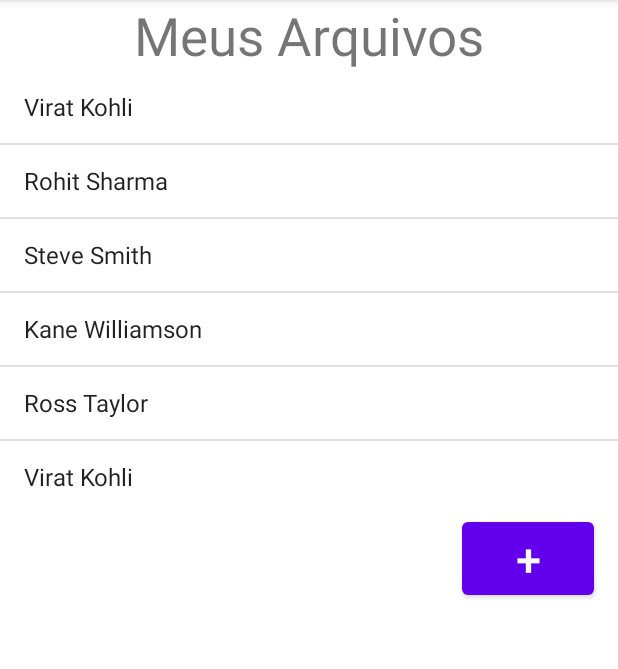
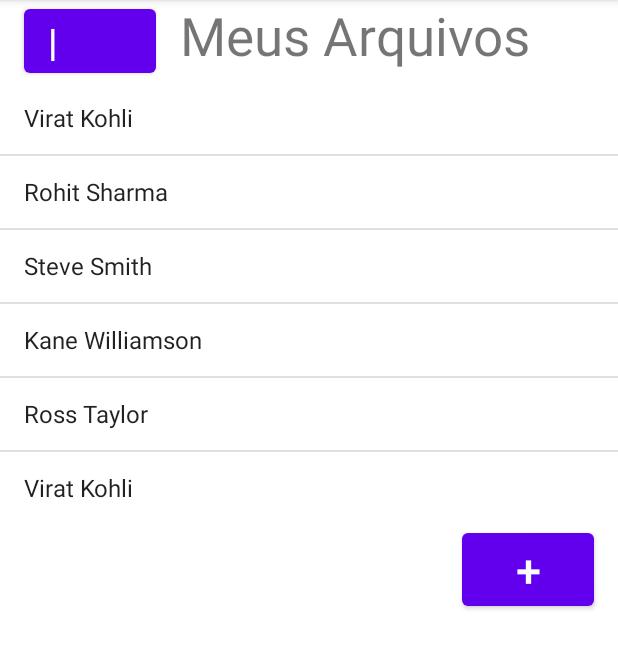
Before and after one commit to kaory-china/headOverCloud, an Android app: the ItemsList screen opened directly, with no data from a screen before it, on a phone screen of 412 x 824 dp, the part 84-753 px from its top. Run offline under Robolectric (Android 15) with nearby library versions, the phone set to English and light mode, and no system bars.

Commit message:
adiciona tela de func de selecionar arquivo para upload

```diff
--- a/app/src/main/java/com/biologic/myapplication/ItemsList.kt
+++ b/app/src/main/java/com/biologic/myapplication/ItemsList.kt
@@ -1,8 +1,11 @@
 package com.biologic.myapplication
 
+import android.content.Intent
 import android.os.Bundle
 import android.util.Log
+import android.view.View
 import android.widget.ArrayAdapter
+import android.widget.Button
 import android.widget.ListView
 import android.widget.Toast
 import androidx.appcompat.app.AppCompatActivity
@@ -15,6 +18,19 @@ class ItemsList : AppCompatActivity() {
         super.onCreate(savedInstanceState)
         setContentView(R.layout.activity_items_list)
 
+        val perfilButton: Button = findViewById(R.id.perfil)
+        perfilButton.setOnClickListener(View.OnClickListener {
+            val i = Intent(this, Perfil::class.java)
+            startActivity(i)
+            getFiles()
+        })
+
+        val uploadButton: Button = findViewById(R.id.addFile)
+        uploadButton.setOnClickListener(View.OnClickListener {
+            val i = Intent(this, Upload::class.java)
+            startActivity(i)
+        })
+
         // INICIO TESTE
         val arrayAdapter: ArrayAdapter<*>
         val users = arrayOf(
@@ -24,8 +40,10 @@ class ItemsList : AppCompatActivity() {
 
         // access the listView from xml file
         var mListView = findViewById<ListView>(R.id.filesList)
-        arrayAdapter = ArrayAdapter(this,
-            android.R.layout.simple_list_item_1, users)
+        arrayAdapter = ArrayAdapter(
+            this,
+            android.R.layout.simple_list_item_1, users
+        )
         mListView.adapter = arrayAdapter
 
         // FIM TESTE
@@ -37,10 +55,9 @@ class ItemsList : AppCompatActivity() {
         call.enqueue(object : Callback<PulpResponse> {
             override fun onResponse(call: Call<PulpResponse>, response: Response<PulpResponse>) {
                 response.body()?.let {
-                    Log.i("CEP", it.toString())
-                    Toast.makeText(this@ItemsList, it.toString(), Toast.LENGTH_LONG).show()
-                } ?: Toast.makeText(this@ItemsList, "CEP Não Localizado", Toast.LENGTH_LONG)
-                    .show()
+                    Log.i("PulpResponse", it.toString())
+
+                }
             }
 
             override fun onFailure(call: Call<PulpResponse>, t: Throwable) {
--- a/app/src/main/java/com/biologic/myapplication/RetrofitFactory.kt
+++ b/app/src/main/java/com/biologic/myapplication/RetrofitFactory.kt
@@ -5,7 +5,7 @@ import retrofit2.converter.gson.GsonConverterFactory
 
 class RetrofitFactory {
 
-    val URL: String = ""
+    val URL: String = "http://192.168.0.12:8080"
 
     val retrofitFactory = Retrofit.Builder()
         .baseUrl(URL)
--- a/app/src/main/res/layout/activity_items_list.xml
+++ b/app/src/main/res/layout/activity_items_list.xml
@@ -7,12 +7,31 @@
     android:orientation="vertical"
     tools:context=".ItemsList">
 
-    <TextView
-        android:layout_width="match_parent"
+    <LinearLayout
+        android:layout_width="wrap_content"
         android:layout_height="wrap_content"
-        android:text="Meus Arquivos"
-        android:textSize="35dp"
-        android:textAlignment="center"/>
+        android:orientation="horizontal">
+
+        <Button
+            android:id="@+id/perfil"
+            android:layout_width="0dp"
+            android:layout_height="wrap_content"
+            android:layout_weight=".15"
+            android:textSize="25dp"
+            android:text="|"
+            android:layout_marginStart="16dp"
+            android:layout_marginEnd="16dp"
+            android:gravity=""/>
+
+        <TextView
+            android:layout_width="0dp"
+            android:layout_height="wrap_content"
+            android:text="Meus Arquivos"
+            android:textSize="35dp"
+            android:layout_weight=".85"
+            android:layout_marginEnd="16dp"/>
+
+    </LinearLayout>
 
     <ListView
         android:id="@+id/filesList"
```
Also changed, not shown: app/src/main/AndroidManifest.xml (+7 -1 lines), app/src/main/java/com/biologic/myapplication/Perfil.kt (added, +31 -0 lines), app/src/main/java/com/biologic/myapplication/Upload.kt (added, +35 -0 lines), app/src/main/res/layout/activity_perfil.xml (added, +53 -0 lines), app/src/main/res/layout/activity_upload.xml (added, +44 -0 lines), app/src/main/res/drawable/icon.jpg (added).
